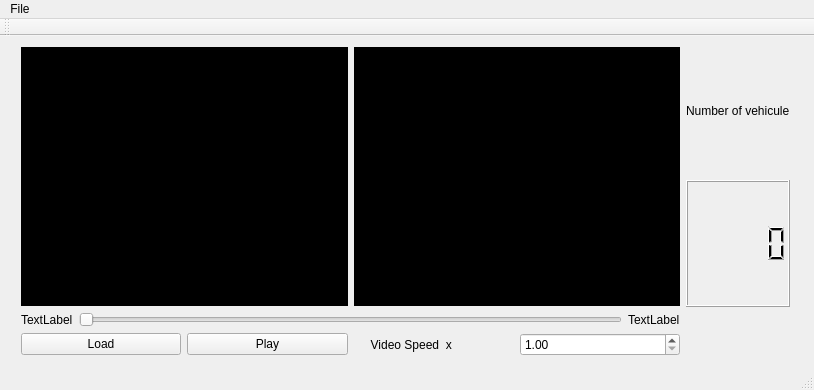
Qt form views/mainwindow.ui (Ahziel/TrafficDetector) before a commit.
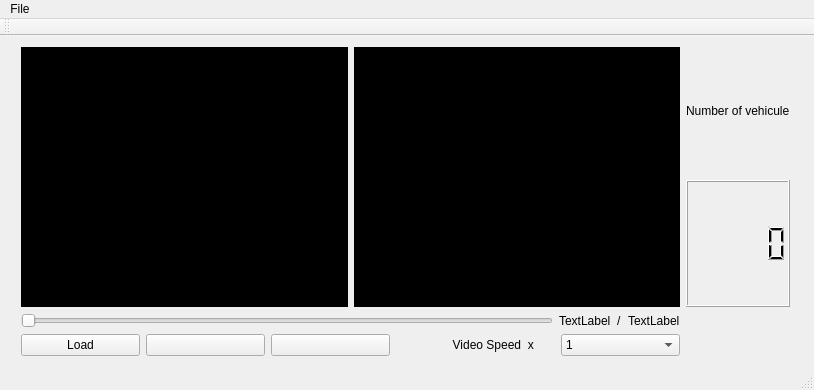
The same form after that commit. Icons and pictures are not drawn.

```diff
--- a/views/mainwindow.ui
+++ b/views/mainwindow.ui
@@ -106,13 +106,6 @@
          <property name="sizeConstraint">
           <enum>QLayout::SetMaximumSize</enum>
          </property>
-         <item>
-          <widget class="QLabel" name="currentTime">
-           <property name="text">
-            <string>TextLabel</string>
-           </property>
-          </widget>
-         </item>
          <item>
           <widget class="QSlider" name="horizontalSlider">
            <property name="orientation">
@@ -120,6 +113,20 @@
            </property>
           </widget>
          </item>
+         <item>
+          <widget class="QLabel" name="currentTime">
+           <property name="text">
+            <string>TextLabel</string>
+           </property>
+          </widget>
+         </item>
+         <item>
+          <widget class="QLabel" name="label_3">
+           <property name="text">
+            <string>/</string>
+           </property>
+          </widget>
+         </item>
          <item>
           <widget class="QLabel" name="totalTime">
            <property name="text">
@@ -144,10 +151,33 @@
          <item>
           <widget class="QPushButton" name="playButton">
            <property name="text">
-            <string>Play</string>
+            <string/>
            </property>
           </widget>
          </item>
+         <item>
+          <widget class="QPushButton" name="stopButton">
+           <property name="text">
+            <string/>
+           </property>
+          </widget>
+         </item>
+         <item>
+          <spacer name="horizontalSpacer">
+           <property name="orientation">
+            <enum>Qt::Horizontal</enum>
+           </property>
+           <property name="sizeType">
+            <enum>QSizePolicy::Ignored</enum>
+           </property>
+           <property name="sizeHint" stdset="0">
+            <size>
+             <width>40</width>
+             <height>20</height>
+            </size>
+           </property>
+          </spacer>
+         </item>
          <item>
           <widget class="QLabel" name="label">
            <property name="text">
@@ -156,19 +186,38 @@
           </widget>
          </item>
          <item>
-          <widget class="QDoubleSpinBox" name="frameRate">
-           <property name="minimum">
-            <double>1.000000000000000</double>
+          <widget class="QComboBox" name="frameRate">
+           <property name="currentText">
+            <string>1</string>
            </property>
-           <property name="maximum">
-            <double>5.000000000000000</double>
+           <property name="currentIndex">
+            <number>1</number>
            </property>
-           <property name="singleStep">
-            <double>0.500000000000000</double>
-           </property>
-           <property name="value">
-            <double>1.000000000000000</double>
-           </property>
+           <item>
+            <property name="text">
+             <string>0.5</string>
+            </property>
+           </item>
+           <item>
+            <property name="text">
+             <string>1</string>
+            </property>
+           </item>
+           <item>
+            <property name="text">
+             <string>1.25</string>
+            </property>
+           </item>
+           <item>
+            <property name="text">
+             <string>1.5</string>
+            </property>
+           </item>
+           <item>
+            <property name="text">
+             <string>2</string>
+            </property>
+           </item>
           </widget>
          </item>
         </layout>
```
Left out of the diff: 4 changed lines with no effect on the pictures.
